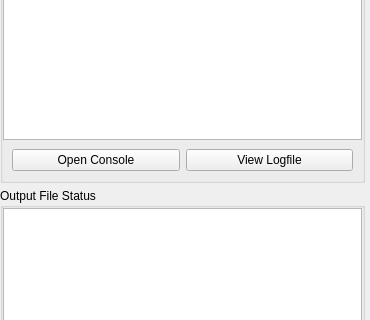
lcls-l2daq/tools, file procmgr/procStat.ui: the form before one commit; both pictures show x 0 to 370 and y 534 to 854 of the 370 by 1100 pixel window.
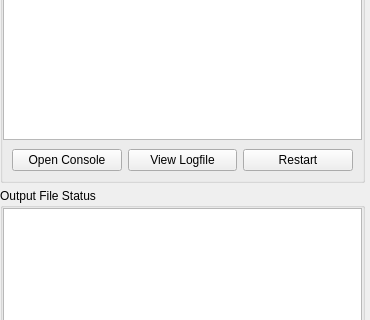
The form after the commit.

Commit message: procstat: add button for restarting remote processes

Diff of the .ui file:
```diff
--- a/procmgr/procStat.ui
+++ b/procmgr/procStat.ui
@@ -120,6 +120,19 @@
             </property>
            </widget>
           </item>
+          <item>
+           <widget class="QPushButton" name="pushButtonRestart">
+            <property name="toolTip">
+             <string>Select this button, and click on remote processes to restart</string>
+            </property>
+            <property name="text">
+             <string>Restart</string>
+            </property>
+            <property name="checkable">
+             <bool>true</bool>
+            </property>
+           </widget>
+          </item>
          </layout>
         </widget>
        </item>
```
The commit also changes 2 other files.
